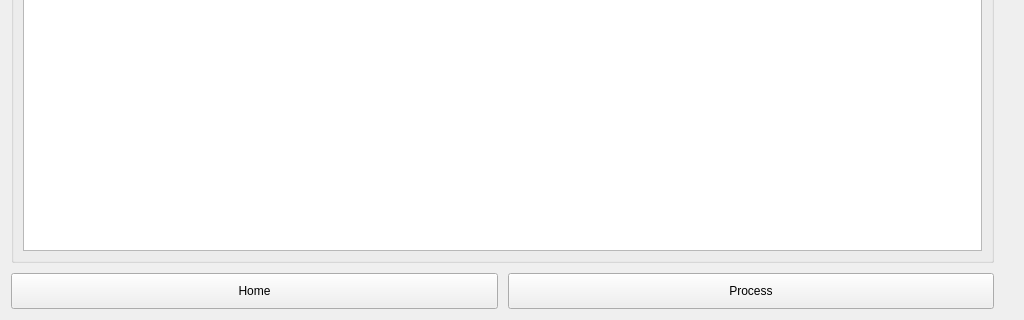
Above: UI/Postflight/post_design.ui from cmpe-DroneLab/GeoFly3D before the change; both pictures show x 0 to 1024 and y 448 to 768 of the 1024 by 768 pixel window. Below: the same form after it.
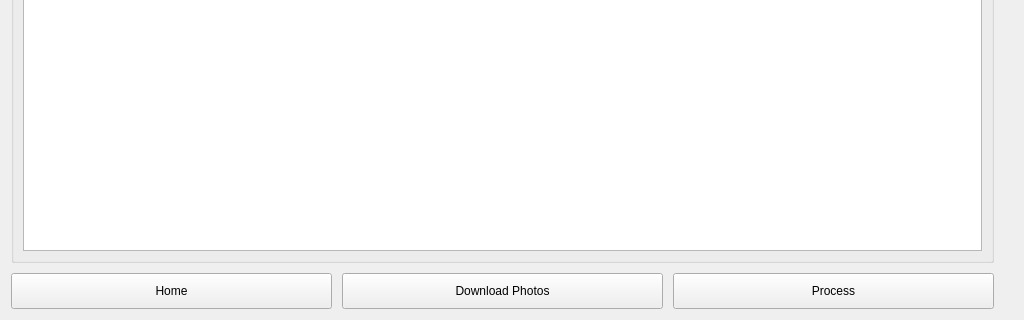
That is the form after the change. Icons and pictures are not drawn.

Commit message: Added download button to PostFlight screen

The edit to the form file:
```diff
--- a/UI/Postflight/post_design.ui
+++ b/UI/Postflight/post_design.ui
@@ -213,7 +213,7 @@
            </property>
           </widget>
          </item>
-         <item row="0" column="1">
+         <item row="0" column="2">
           <widget class="QPushButton" name="btn_process">
            <property name="text">
             <string>Process</string>
@@ -224,6 +224,17 @@
            </property>
           </widget>
          </item>
+         <item row="0" column="1">
+          <widget class="QPushButton" name="btn_download">
+           <property name="text">
+            <string>Download Photos</string>
+           </property>
+           <property name="icon">
+            <iconset>
+             <normaloff>../Images/download.png</normaloff>../Images/download.png</iconset>
+           </property>
+          </widget>
+         </item>
         </layout>
        </item>
       </layout>
```
The commit also changes 3 other files.
